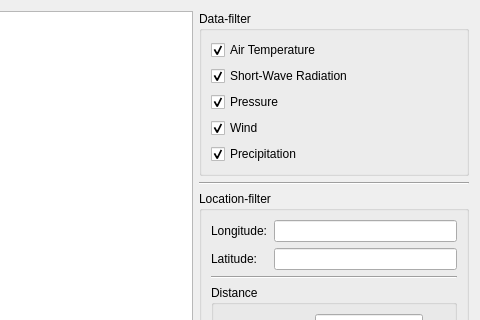
hirseboy/DWD-Weather-Data-Converter, file externals/DataMap/src/DM_MapDialog.ui: the form before one commit; both pictures show x 815 to 1295 and y 0 to 320 of the 1295 by 799 pixel window.
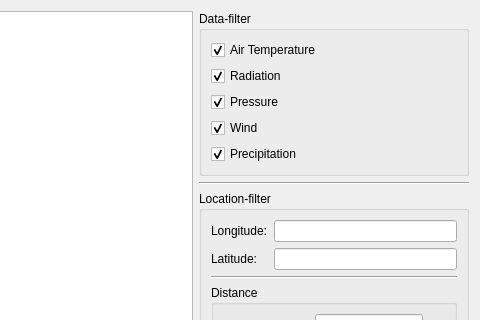
The form after the commit. Custom widgets are drawn as their Qt base class.

Commit message: Changed name to Radiation

Patch:
```diff
--- a/externals/DataMap/src/DM_MapDialog.ui
+++ b/externals/DataMap/src/DM_MapDialog.ui
@@ -35,7 +35,7 @@
         <item>
          <widget class="QCheckBox" name="checkBoxRadiation">
           <property name="text">
-           <string>Short-Wave Radiation</string>
+           <string>Radiation</string>
           </property>
           <property name="checked">
            <bool>true</bool>
```
